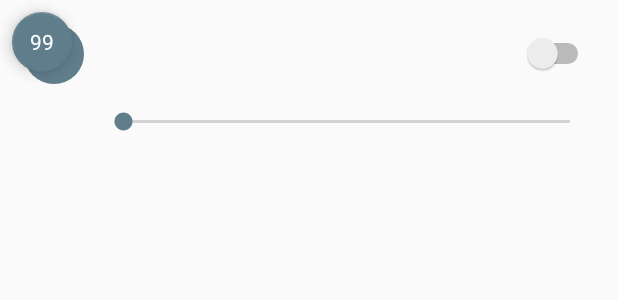
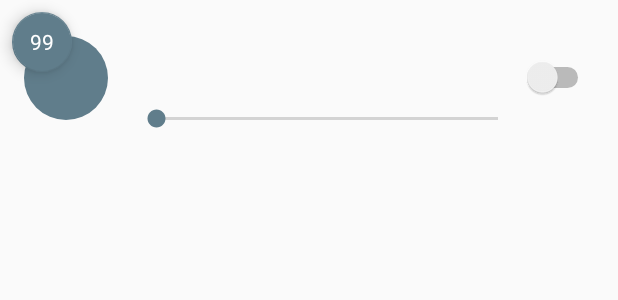
Before and after one commit to JoelBryceAnderson/Bright, an Android app: the layout item_light.xml on its own in the app's theme, with its tools: preview values and no code run, on a phone screen of 412 x 824 dp. Shown: the top 300 px of the screen. Run offline under Robolectric (Android 15) with nearby library versions, the phone set to English and light mode, and no system bars.

Commit message:
Redesigned Light and Group item layouts to align with Material Design guidelines

```diff
--- a/mobile/src/main/java/joelbryceanderson/com/bright/Adapters/RecyclerViewAdapterGroups.java
+++ b/mobile/src/main/java/joelbryceanderson/com/bright/Adapters/RecyclerViewAdapterGroups.java
@@ -148,7 +148,7 @@ public class RecyclerViewAdapterGroups extends RecyclerView.Adapter<RecyclerView
                         + seekBar.getThumbOffset() / 2
                         + (seekBar).getThumb().getBounds().exactCenterX());
                 holder.percentageIndicatorWhole.setX(floatingPosition
-                        - (seekBar.getPaddingLeft() / 2) - holder.mLinearLayout.getPaddingLeft());
+                        + holder.mLinearLayout.getPaddingLeft() * 4);
             }
 
             @Override
--- a/mobile/src/main/res/layout/fragment_lights.xml
+++ b/mobile/src/main/res/layout/fragment_lights.xml
@@ -10,6 +10,6 @@
         android:paddingBottom="@dimen/activity_vertical_margin"
         android:clipChildren="false"
         android:clipToPadding="false"
-        android:layout_height="wrap_content"/>
+        android:layout_height="match_parent"/>
 
 </FrameLayout>
--- a/mobile/src/main/res/layout/item_light.xml
+++ b/mobile/src/main/res/layout/item_light.xml
@@ -17,48 +17,49 @@
         android:paddingTop="@dimen/activity_vertical_margin"
         android:clickable="true"
         android:id="@+id/whole_item_light"
-        android:focusable="true"
         android:background="?android:selectableItemBackground"
-        android:orientation="vertical">
+        android:orientation="horizontal">
+
+            <ImageView
+                android:layout_width="56dp"
+                android:layout_height="56dp"
+                android:id="@+id/image_view_light"
+                android:src="@drawable/circle_color"
+                android:layout_gravity="center_vertical"/>
 
 
-            <RelativeLayout
-                android:orientation="horizontal"
-                android:layout_width="match_parent"
+            <LinearLayout
+                android:orientation="vertical"
+                android:layout_width="0dp"
+                android:gravity="center_vertical"
+                android:layout_weight="1"
+                android:layout_marginStart="16dp"
                 android:layout_height="wrap_content">
 
-                <ImageView
-                    android:layout_width="40dp"
-                    android:layout_height="40dp"
-                    android:id="@+id/image_view_light"
-                    android:src="@drawable/circle_color"
-                    android:layout_centerVertical="true"
-                    android:layout_alignParentLeft="true"/>
 
                 <TextView
                     android:id="@+id/light_name"
-                    android:paddingLeft="16dp"
+                    android:paddingStart="16dp"
                     android:textSize="16sp"
-                    android:layout_centerVertical="true"
-                    android:layout_toRightOf="@+id/image_view_light"
                     android:layout_width="wrap_content"
                     android:layout_height="wrap_content" />
 
-                <Switch
-                    android:id="@+id/light_toggle"
-                    android:layout_width="wrap_content"
-                    android:layout_centerVertical="true"
-                    android:layout_alignParentRight="true"
-                    android:layout_height="wrap_content" />
-            </RelativeLayout>
+                <SeekBar
+                    android:layout_width="match_parent"
+                    android:layout_height="wrap_content"
+                    android:id="@+id/brightness_bar"
+                    android:paddingTop="16dp"
+                    android:max="250"
+                    android:layout_marginTop="16dp"/>
 
-            <SeekBar
-                android:layout_width="match_parent"
-                android:layout_height="wrap_content"
-                android:id="@+id/brightness_bar"
-                android:paddingTop="16dp"
-                android:max="250"
-                android:layout_marginLeft="50dp"/>
+            </LinearLayout>
+
+
+        <Switch
+            android:id="@+id/light_toggle"
+            android:layout_width="wrap_content"
+            android:layout_gravity="center_vertical"
+            android:layout_height="wrap_content" />
 
     </LinearLayout>
 
```
Also changed, not shown: mobile/src/main/java/joelbryceanderson/com/bright/Adapters/RecyclerViewAdapterLights.java (+16 -1 lines), mobile/src/main/res/drawable/ic_not_reachable.xml (added, +7 -0 lines), mobile/src/main/res/layout/item_group.xml (+23 -23 lines).
